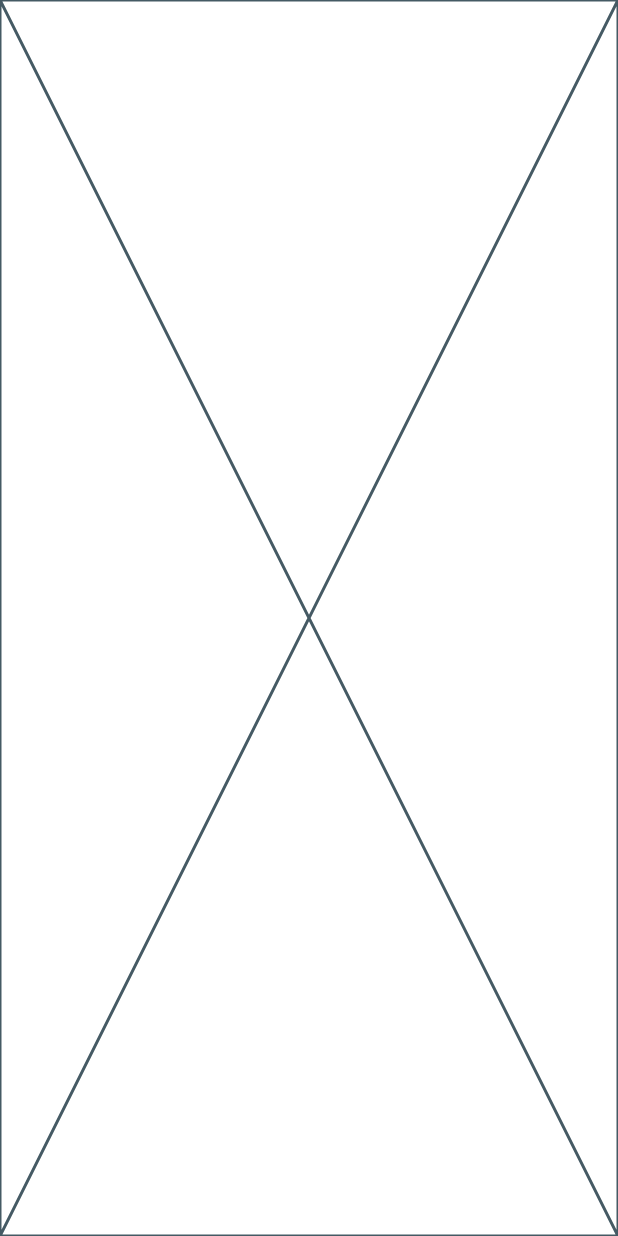
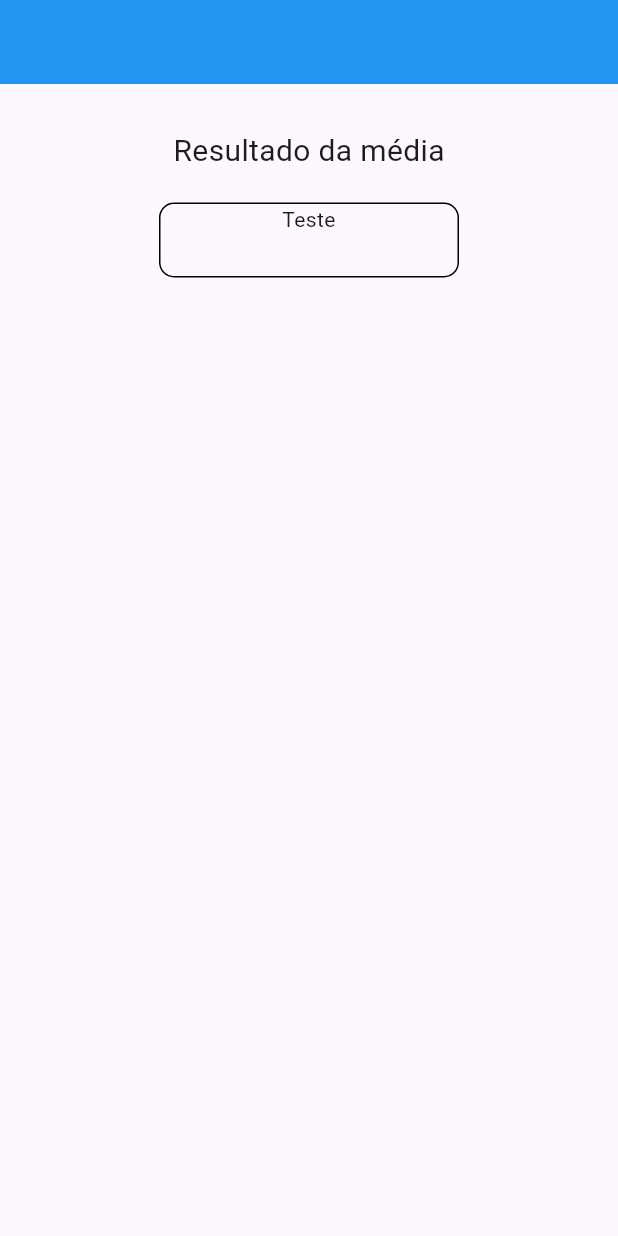
Before and after one commit to L27gabriel/academic-calculator-flutter, a Flutter app: the screen it shows after launch, on a phone screen of 412 x 824 dp. Run offline on Flutter 3.47's test engine with Material 2 defaults, Android fonts, the phone set to English and light mode, and no system bars.

Commit message:
iniciando layout da tela

```diff
--- a/lib/my_app.dart
+++ b/lib/my_app.dart
@@ -24,6 +24,48 @@ class HomePage extends StatefulWidget {
 class _HomePageState extends State<HomePage> {
   @override
   Widget build(BuildContext context) {
-    return const Placeholder();
+    return Scaffold(
+      appBar: AppBar(
+        backgroundColor: Colors.blue,
+      ),
+      body: Column(
+        crossAxisAlignment: CrossAxisAlignment.center,
+        children: [
+          SizedBox(
+            height: 30,
+          ),
+          Container(
+            alignment: Alignment.center,
+            width: double.infinity,
+            child: Column(
+              children: [
+                Text(
+                  "Resultado da média",
+                  style: TextStyle(fontSize: 20),
+                ),
+                SizedBox(
+                  height: 20,
+                ),
+                Container(
+                  height: 50,
+                  width: 200,
+                  decoration: BoxDecoration(
+                    shape: BoxShape.rectangle,
+                    border: Border.all(
+                      width: 1,
+                    ),
+                    borderRadius: BorderRadius.circular(10),
+                  ),
+                  child: Text(
+                    "Teste",
+                    textAlign: TextAlign.center,
+                  ),
+                )
+              ],
+            ),
+          )
+        ],
+      ),
+    );
   }
 }
```
